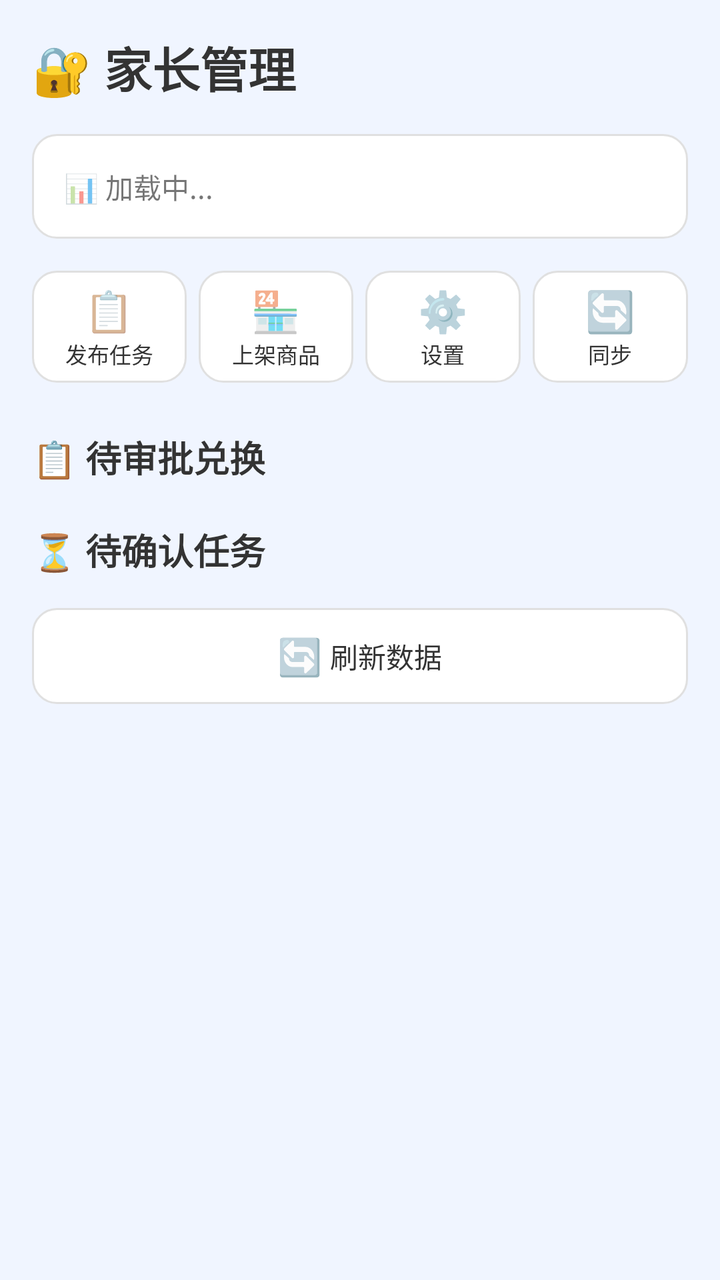
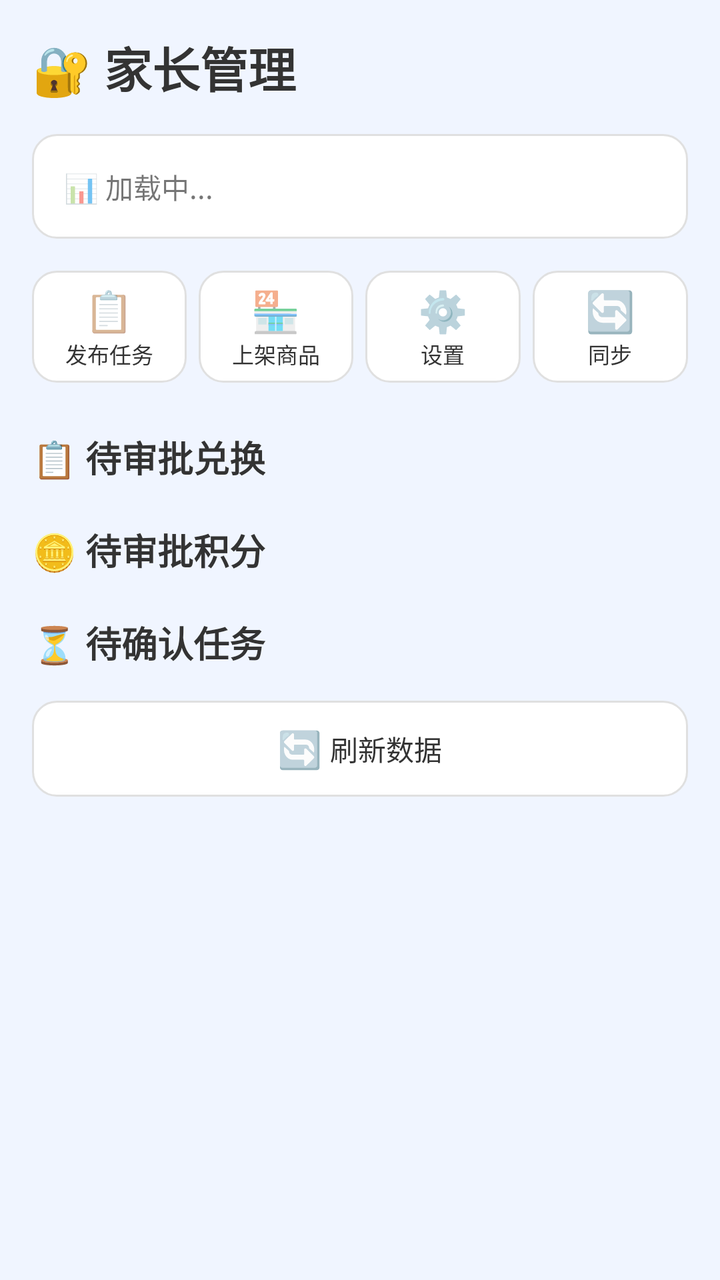

Two renders of the same Android screen: before a commit and after it. Below are the layout's source before the change and the commit's diff.
<!-- AndroidManifest.xml: activity theme Theme.HabitTracker.Parent -->
<!-- res/layout/activity_parent.xml -->
<?xml version="1.0" encoding="utf-8"?>
<ScrollView xmlns:android="http://schemas.android.com/apk/res/android"
    android:layout_width="match_parent"
    android:layout_height="match_parent"
    android:background="@color/background_parent">

    <LinearLayout
        android:layout_width="match_parent"
        android:layout_height="wrap_content"
        android:orientation="vertical"
        android:padding="16dp">

    <TextView
        android:layout_width="wrap_content"
        android:layout_height="wrap_content"
        android:text="🔐 家长管理"
        android:textSize="24sp"
        android:textColor="@color/text_primary"
        android:textStyle="bold"
        android:layout_marginBottom="16dp" />

    
    <TextView
        android:id="@+id/tv_parent_stats"
        android:layout_width="match_parent"
        android:layout_height="wrap_content"
        android:padding="16dp"
        android:background="@drawable/card_background"
        android:text="📊 加载中..."
        android:textSize="14sp"
        android:lineSpacingExtra="4dp"
        android:layout_marginBottom="16dp" />

    
    <LinearLayout
        android:layout_width="match_parent"
        android:layout_height="wrap_content"
        android:orientation="horizontal"
        android:gravity="center"
        android:layout_marginBottom="16dp">

        <LinearLayout
            android:id="@+id/btn_add_task"
            android:layout_width="0dp"
            android:layout_height="56dp"
            android:layout_weight="1"
            android:layout_marginEnd="6dp"
            android:gravity="center"
            android:orientation="vertical"
            android:background="@drawable/card_background"
            android:clickable="true"
            android:focusable="true"
            android:foreground="?attr/selectableItemBackground">

            <TextView
                android:layout_width="wrap_content"
                android:layout_height="wrap_content"
                android:text="📋"
                android:textSize="20sp" />

            <TextView
                android:layout_width="wrap_content"
                android:layout_height="wrap_content"
                android:text="发布任务"
                android:textSize="11sp"
                android:textColor="@color/text_primary" />
        </LinearLayout>

        <LinearLayout
            android:id="@+id/btn_add_shop_item"
            android:layout_width="0dp"
            android:layout_height="56dp"
            android:layout_weight="1"
            android:layout_marginEnd="6dp"
            android:gravity="center"
            android:orientation="vertical"
            android:background="@drawable/card_background"
            android:clickable="true"
            android:focusable="true"
            android:foreground="?attr/selectableItemBackground">

            <TextView
                android:layout_width="wrap_content"
                android:layout_height="wrap_content"
                android:text="🏪"
                android:textSize="20sp" />

            <TextView
                android:layout_width="wrap_content"
                android:layout_height="wrap_content"
                android:text="上架商品"
                android:textSize="11sp"
                android:textColor="@color/text_primary" />
        </LinearLayout>

        <LinearLayout
            android:id="@+id/btn_settings"
            android:layout_width="0dp"
            android:layout_height="56dp"
            android:layout_weight="1"
            android:layout_marginEnd="6dp"
            android:gravity="center"
            android:orientation="vertical"
            android:background="@drawable/card_background"
            android:clickable="true"
            android:focusable="true"
            android:foreground="?attr/selectableItemBackground">

            <TextView
                android:layout_width="wrap_content"
                android:layout_height="wrap_content"
                android:text="⚙️"
                android:textSize="20sp" />

            <TextView
                android:layout_width="wrap_content"
                android:layout_height="wrap_content"
                android:text="设置"
                android:textSize="11sp"
                android:textColor="@color/text_primary" />
        </LinearLayout>

        <LinearLayout
            android:id="@+id/btn_sync"
            android:layout_width="0dp"
            android:layout_height="56dp"
            android:layout_weight="1"
            android:gravity="center"
            android:orientation="vertical"
            android:background="@drawable/card_background"
            android:clickable="true"
            android:focusable="true"
            android:foreground="?attr/selectableItemBackground">

            <TextView
                android:layout_width="wrap_content"
                android:layout_height="wrap_content"
                android:text="🔄"
                android:textSize="20sp" />

            <TextView
                android:layout_width="wrap_content"
                android:layout_height="wrap_content"
                android:text="同步"
                android:textSize="11sp"
                android:textColor="@color/text_primary" />
        </LinearLayout>
    </LinearLayout>

    <TextView
        android:layout_width="wrap_content"
        android:layout_height="wrap_content"
        android:text="📋 待审批兑换"
        android:textSize="18sp"
        android:textColor="@color/text_primary"
        android:textStyle="bold"
        android:layout_marginTop="8dp"
        android:layout_marginBottom="8dp" />

    <androidx.recyclerview.widget.RecyclerView
        android:id="@+id/rv_pending_approvals"
        android:layout_width="match_parent"
        android:layout_height="wrap_content"
        android:nestedScrollingEnabled="false" />

    <TextView
        android:layout_width="wrap_content"
        android:layout_height="wrap_content"
        android:text="⏳ 待确认任务"
        android:textSize="18sp"
        android:textColor="@color/text_primary"
        android:textStyle="bold"
        android:layout_marginTop="12dp"
        android:layout_marginBottom="8dp" />

    <androidx.recyclerview.widget.RecyclerView
        android:id="@+id/rv_pending_tasks"
        android:layout_width="match_parent"
        android:layout_height="wrap_content"
        android:nestedScrollingEnabled="false" />

    <LinearLayout
        android:id="@+id/btn_refresh"
        android:layout_width="match_parent"
        android:layout_height="48dp"
        android:layout_marginTop="8dp"
        android:gravity="center"
        android:orientation="horizontal"
        android:background="@drawable/card_background"
        android:clickable="true"
        android:focusable="true"
        android:foreground="?attr/selectableItemBackground">

        <TextView
            android:layout_width="wrap_content"
            android:layout_height="wrap_content"
            android:text="🔄"
            android:textSize="18sp"
            android:layout_marginEnd="4dp" />

        <TextView
            android:layout_width="wrap_content"
            android:layout_height="wrap_content"
            android:text="刷新数据"
            android:textSize="14sp"
            android:textColor="@color/text_primary" />
    </LinearLayout>

</LinearLayout>

</ScrollView>
<!-- resources referenced by this layout -->
<resources>
  <color name="background_parent">#F0F5FF</color>
  <color name="text_primary">#333333</color>
  <!-- drawable card_background (drawable) -->
  <?xml version="1.0" encoding="utf-8"?>
  <shape xmlns:android="http://schemas.android.com/apk/res/android"
      android:shape="rectangle">
      <solid android:color="@color/white" />
      <corners android:radius="12dp" />
      <stroke android:width="1dp" android:color="#E0E0E0" />
  </shape>
  <style name="Theme.HabitTracker.Parent" parent="Theme.HabitTracker">
          <item name="colorPrimary">@color/parent_blue</item>
          <item name="android:statusBarColor">@color/background_parent</item>
      </style>
  <color name="white">#FFFFFF</color>
  <style name="Theme.HabitTracker" parent="Theme.MaterialComponents.Light.NoActionBar">
          <item name="colorPrimary">@color/child_pink</item>
          <item name="colorPrimaryVariant">@color/child_pink_light</item>
          <item name="colorOnPrimary">@color/white</item>
          <item name="colorSecondary">@color/child_green</item>
          <item name="android:statusBarColor">@color/child_pink_light</item>
      </style>
  <color name="parent_blue">#2196F3</color>
  <color name="child_pink">#FF6B9D</color>
  <color name="child_pink_light">#FFF0F5</color>
  <color name="child_green">#4CAF50</color>
</resources>

<!-- the commit's change to res/layout/activity_parent.xml (unified diff, before → after) -->
@@ -159,6 +159,21 @@
 
     <androidx.recyclerview.widget.RecyclerView
         android:id="@+id/rv_pending_approvals"
+        android:layout_width="match_parent"
+        android:layout_height="wrap_content"
+        android:nestedScrollingEnabled="false" />
+
+    <TextView
+        android:layout_width="wrap_content"
+        android:layout_height="wrap_content"
+        android:text="🪙 待审批积分"
+        android:textSize="18sp"
+        android:textColor="@color/text_primary"
+        android:textStyle="bold"
+        android:layout_marginTop="12dp"
+        android:layout_marginBottom="8dp" />
+    <androidx.recyclerview.widget.RecyclerView
+        android:id="@+id/rv_pending_earnings"
         android:layout_width="match_parent"
         android:layout_height="wrap_content"
         android:nestedScrollingEnabled="false" />
